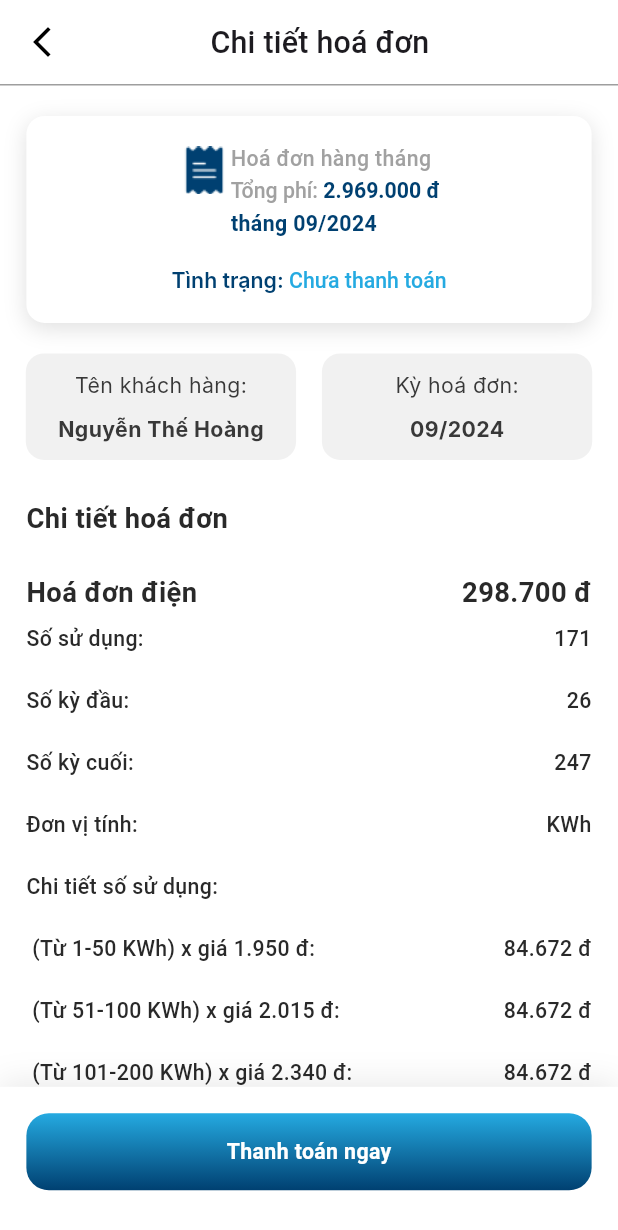
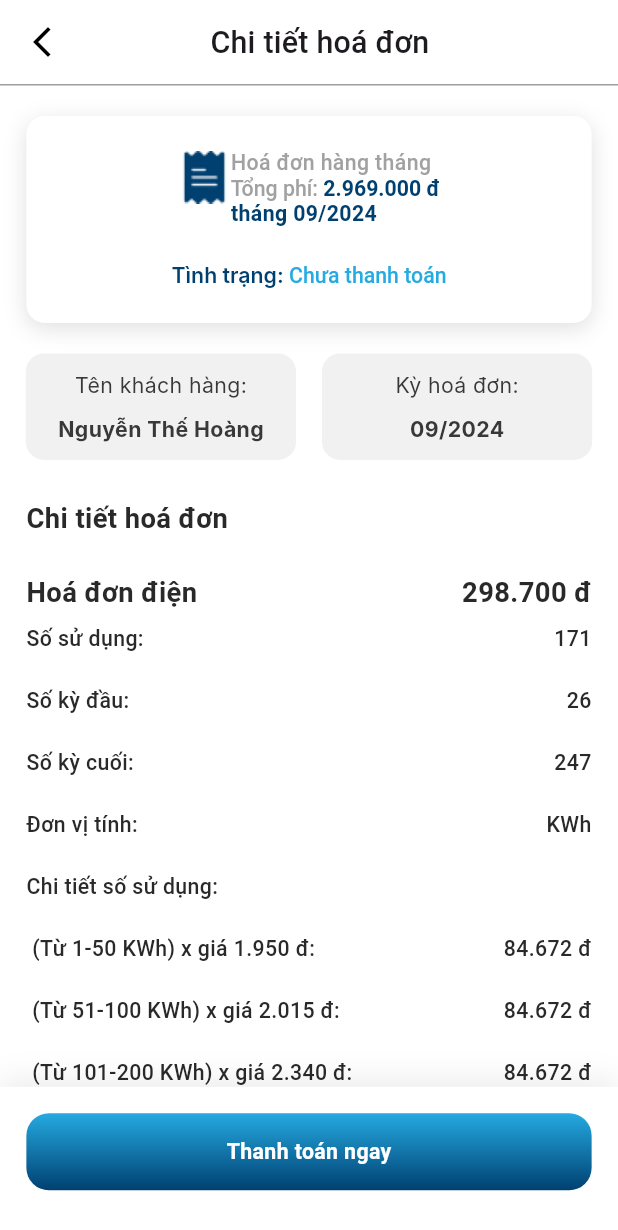
Before and after one commit to tenshi1123/ha_duong, a Flutter app: the DetailBillScreen screen opened directly, on a phone screen of 412 x 824 dp. Shown: the top 1230 px of the screen. Run offline on Flutter 3.47's test engine with Material 3 defaults, Android fonts, the phone set to English and light mode, and no system bars; our stand-ins replace dio, firebase_auth, firebase_core, flick_video_player, flutter_bloc, flutter_screenutil and 10 more; missing offline and left inert: camera_camera, otp_pin_field, widgets_easier; accounts and stored records are empty; network calls fail; Roboto replaces fonts that are missing (Inter).

Commit message:
fix giao diện cho ipadipad

```diff
--- a/lib/modules/bottomnavbar/bill/detail_bill_screen.dart
+++ b/lib/modules/bottomnavbar/bill/detail_bill_screen.dart
@@ -302,7 +302,7 @@ class _ItemBill extends StatelessWidget {
         mainAxisAlignment: MainAxisAlignment.spaceEvenly,
         children: [
           SizedBox(
-            height: 60.h,
+            //height: 60.h,
             width: 188.w,
             child: Row(
               mainAxisAlignment: MainAxisAlignment.center,
@@ -311,7 +311,8 @@ class _ItemBill extends StatelessWidget {
                 Image.asset(
                   'assets/images/detail_bill.png',
                   width: 32.w,
-                  height: 32.h,
+                  //height: 32.h,
+                  fit: BoxFit.fitWidth,
                 ),
                 Column(
                   crossAxisAlignment: CrossAxisAlignment.start,
--- a/lib/modules/bottomnavbar/info/personal_screen.dart
+++ b/lib/modules/bottomnavbar/info/personal_screen.dart
@@ -18,7 +18,7 @@ class PersonalScreen extends StatelessWidget {
         decoration: const BoxDecoration(
           image: DecorationImage(
             image: AssetImage("assets/images/person_background.png"),
-            fit: BoxFit.fitWidth,
+            fit: BoxFit.fill,
           ),
         ),
         child: Column(
--- a/lib/modules/bottomnavbar/support/support_screen.dart
+++ b/lib/modules/bottomnavbar/support/support_screen.dart
@@ -119,7 +119,7 @@ class SupportItem extends StatelessWidget {
   Widget build(BuildContext context) {
     return SizedBox(
       width: 311.w,
-      height: index == 0 ? 76.h : 60.h,
+      //height: index == 0 ? 76.h : 60.h,
       child: Column(
         children: [
           SizedBox(
```
